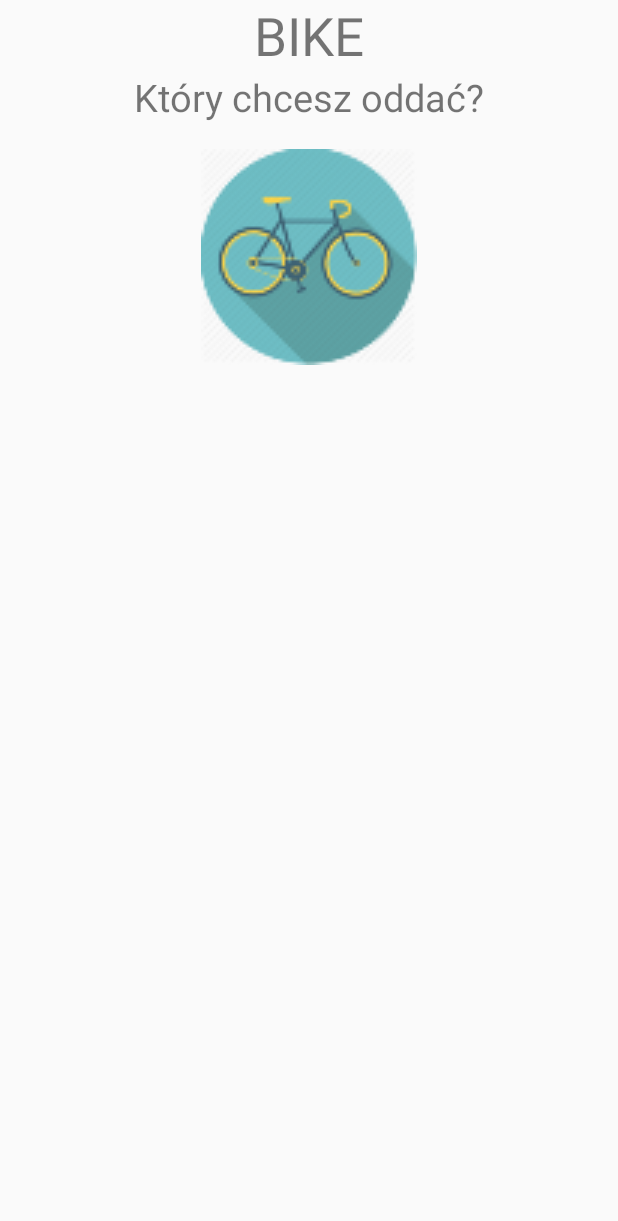
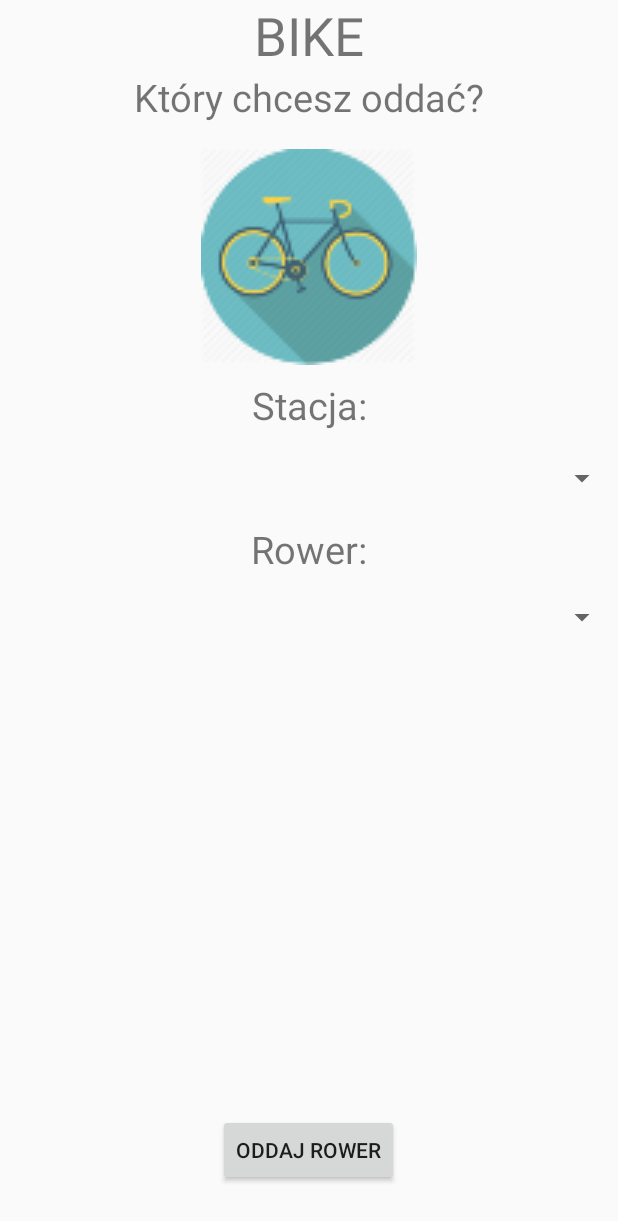
Before and after one commit to vins790/Bike, an Android app: the Back screen opened directly, with no data from a screen before it, on a phone screen of 412 x 824 dp. Shown: the top 1221 px of the screen. Run offline under Robolectric (Android 15) with nearby library versions, the phone set to English and light mode, and no system bars; 1 statement that could not run was skipped.

Commit message:
Dodanie widoku oddania roweru

```diff
--- a/App/app/src/main/java/com/example/torak28/app/Back.java
+++ b/App/app/src/main/java/com/example/torak28/app/Back.java
@@ -2,6 +2,7 @@ package com.example.torak28.app;
 
 import android.support.v7.app.AppCompatActivity;
 import android.os.Bundle;
+import android.view.View;
 
 public class Back extends AppCompatActivity {
 
@@ -15,4 +16,8 @@ public class Back extends AppCompatActivity {
         Bundle bundle = getIntent().getExtras();
         UserName = bundle.getString("UserName");
     }
+    //Po nacisnieciu przyciku Oddaj Rower
+    public void Oddaj(View view){
+
+    }
 }
--- a/App/app/src/main/res/layout/activity_back.xml
+++ b/App/app/src/main/res/layout/activity_back.xml
@@ -34,4 +34,59 @@
         android:layout_marginTop="65dp"
         android:layout_below="@+id/textView"
         android:layout_centerHorizontal="true" />
+    <TextView
+        android:layout_width = "wrap_content"
+        android:layout_height = "wrap_content"
+        android:text = "@string/stacja"
+        android:id = "@+id/rent_title"
+        android:textSize = "25dp"
+        android:gravity="center"
+        android:layout_below="@+id/imageView"
+        android:layout_marginTop="57dp"
+        android:layout_alignParentRight="true"
+        android:layout_alignParentEnd="true"
+        android:layout_alignParentLeft="true"
+        android:layout_alignParentStart="true" />
+
+    <Spinner
+        android:id="@+id/spinner"
+        android:layout_width="match_parent"
+        android:layout_height="wrap_content"
+        android:layout_marginTop="19dp"
+        android:layout_below="@+id/rent_title"
+        android:layout_alignParentLeft="true"
+        android:layout_alignParentStart="true" />
+
+    <TextView
+        android:layout_width = "wrap_content"
+        android:layout_height = "wrap_content"
+        android:text = "@string/rower"
+        android:id = "@+id/bike_title"
+        android:textSize = "25dp"
+        android:gravity="center"
+        android:layout_marginTop="18dp"
+        android:layout_below="@+id/spinner"
+        android:layout_alignParentLeft="true"
+        android:layout_alignParentStart="true"
+        android:layout_alignParentRight="true"
+        android:layout_alignParentEnd="true" />
+
+    <Spinner
+        android:id="@+id/spinner2"
+        android:layout_width="match_parent"
+        android:layout_height="wrap_content"
+        android:layout_marginTop="16dp"
+        android:layout_below="@+id/bike_title"
+        android:layout_alignParentLeft="true"
+        android:layout_alignParentStart="true" />
+
+    <Button
+        android:id="@+id/button5"
+        android:layout_width="wrap_content"
+        android:layout_height="wrap_content"
+        android:layout_alignParentBottom="true"
+        android:layout_centerHorizontal="true"
+        android:layout_marginBottom="33dp"
+        android:text="@string/back"
+        android:onClick="Oddaj"/>
 </RelativeLayout>
```
